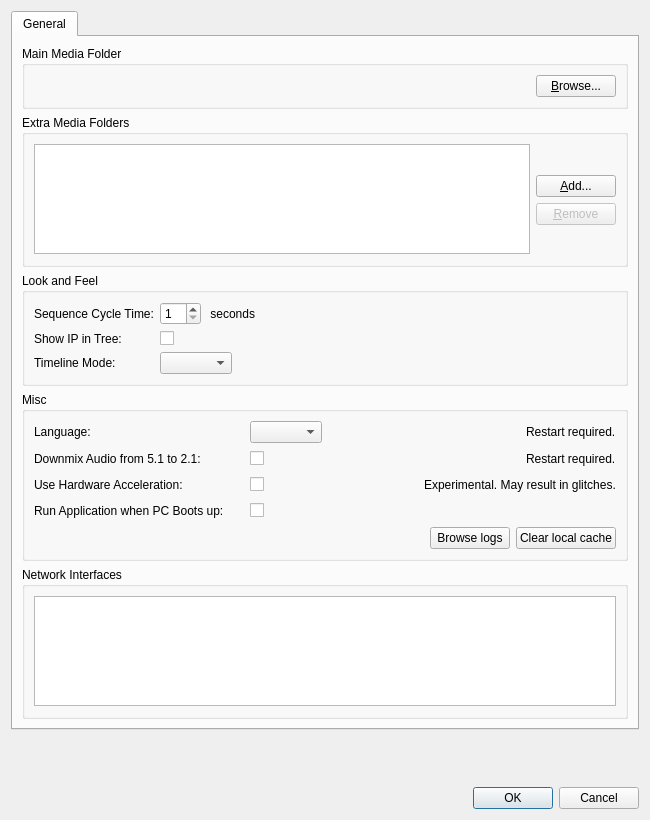
First picture: the form in client/src/ui/dialogs/preferences_dialog.ui, repository networkoptix/nx_open, before the edit.
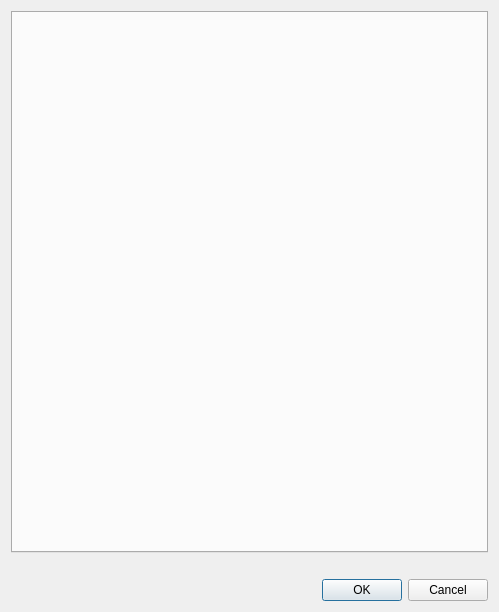
Second picture: the form after the edit.

Commit message:
Preferences dialog refactor
<==== Mercurial data ====>
Branch: master

The edit to the form file:
```diff
--- a/client/src/ui/dialogs/preferences_dialog.ui
+++ b/client/src/ui/dialogs/preferences_dialog.ui
@@ -6,8 +6,8 @@
    <rect>
     <x>0</x>
     <y>0</y>
-    <width>650</width>
-    <height>820</height>
+    <width>499</width>
+    <height>612</height>
    </rect>
   </property>
   <property name="sizePolicy">
@@ -22,7 +22,7 @@
   <property name="sizeGripEnabled">
    <bool>false</bool>
   </property>
-  <layout class="QVBoxLayout" name="verticalLayout">
+  <layout class="QVBoxLayout" name="verticalLayout" stretch="1,0,0">
    <item>
     <widget class="QTabWidget" name="tabWidget">
      <property name="sizePolicy">
@@ -34,462 +34,6 @@
      <property name="currentIndex">
       <number>0</number>
      </property>
-     <widget class="QWidget" name="generalTab">
-      <attribute name="title">
-       <string>General</string>
-      </attribute>
-      <layout class="QVBoxLayout" name="verticalLayout_2">
-       <item>
-        <widget class="QGroupBox" name="mainMediaFolderGroupBox">
-         <property name="sizePolicy">
-          <sizepolicy hsizetype="Preferred" vsizetype="Fixed">
-           <horstretch>0</horstretch>
-           <verstretch>0</verstretch>
-          </sizepolicy>
-         </property>
-         <property name="title">
-          <string>Main Media Folder</string>
-         </property>
-         <layout class="QHBoxLayout" name="horizontalLayout_5">
-          <item>
-           <widget class="QLabel" name="mainMediaFolderLabel">
-            <property name="text">
-             <string/>
-            </property>
-           </widget>
-          </item>
-          <item>
-           <widget class="QPushButton" name="browseMainMediaFolderButton">
-            <property name="sizePolicy">
-             <sizepolicy hsizetype="Fixed" vsizetype="Fixed">
-              <horstretch>0</horstretch>
-              <verstretch>0</verstretch>
-             </sizepolicy>
-            </property>
-            <property name="text">
-             <string>&amp;Browse...</string>
-            </property>
-           </widget>
-          </item>
-         </layout>
-        </widget>
-       </item>
-       <item>
-        <widget class="QGroupBox" name="extraMediaFoldersGroupBox">
-         <property name="title">
-          <string>Extra Media Folders</string>
-         </property>
-         <layout class="QVBoxLayout" name="verticalLayout_5">
-          <item>
-           <layout class="QHBoxLayout" name="horizontalLayout_2">
-            <item>
-             <widget class="QListWidget" name="extraMediaFoldersList">
-              <property name="maximumSize">
-               <size>
-                <width>16777215</width>
-                <height>110</height>
-               </size>
-              </property>
-             </widget>
-            </item>
-            <item>
-             <layout class="QVBoxLayout" name="verticalLayout_3">
-              <item>
-               <spacer name="verticalSpacer_3">
-                <property name="orientation">
-                 <enum>Qt::Vertical</enum>
-                </property>
-                <property name="sizeHint" stdset="0">
-                 <size>
-                  <width>10</width>
-                  <height>10</height>
-                 </size>
-                </property>
-               </spacer>
-              </item>
-              <item>
-               <widget class="QPushButton" name="addExtraMediaFolderButton">
-                <property name="text">
-                 <string>&amp;Add...</string>
-                </property>
-               </widget>
-              </item>
-              <item>
-               <widget class="QPushButton" name="removeExtraMediaFolderButton">
-                <property name="enabled">
-                 <bool>false</bool>
-                </property>
-                <property name="text">
-                 <string>&amp;Remove</string>
-                </property>
-               </widget>
-              </item>
-              <item>
-               <spacer name="verticalSpacer_4">
-                <property name="orientation">
-                 <enum>Qt::Vertical</enum>
-                </property>
-                <property name="sizeHint" stdset="0">
-                 <size>
-                  <width>10</width>
-                  <height>10</height>
-                 </size>
-                </property>
-               </spacer>
-              </item>
-             </layout>
-            </item>
-           </layout>
-          </item>
-         </layout>
-        </widget>
-       </item>
-       <item>
-        <widget class="QGroupBox" name="lookAndFeelGroupBox">
-         <property name="title">
-          <string>Look and Feel</string>
-         </property>
-         <layout class="QFormLayout" name="formLayout">
-          <property name="fieldGrowthPolicy">
-           <enum>QFormLayout::AllNonFixedFieldsGrow</enum>
-          </property>
-          <property name="verticalSpacing">
-           <number>6</number>
-          </property>
-          <item row="0" column="1">
-           <layout class="QHBoxLayout" name="horizontalLayout_4" stretch="0,1">
-            <item>
-             <widget class="QSpinBox" name="tourCycleTimeSpinBox">
-              <property name="minimum">
-               <number>1</number>
-              </property>
-             </widget>
-            </item>
-            <item>
-             <widget class="QLabel" name="label_2">
-              <property name="text">
-               <string> seconds</string>
-              </property>
-             </widget>
-            </item>
-           </layout>
-          </item>
-          <item row="0" column="0">
-           <widget class="QLabel" name="tourCycleTimeLabel">
-            <property name="text">
-             <string>Sequence Cycle Time:</string>
-            </property>
-            <property name="buddy">
-             <cstring>tourCycleTimeSpinBox</cstring>
-            </property>
-           </widget>
-          </item>
-          <item row="1" column="0">
-           <widget class="QLabel" name="showIpInTreeLabel">
-            <property name="text">
-             <string>Show IP in Tree:</string>
-            </property>
-            <property name="buddy">
-             <cstring>showIpInTreeCheckBox</cstring>
-            </property>
-           </widget>
-          </item>
-          <item row="1" column="1">
-           <widget class="QCheckBox" name="showIpInTreeCheckBox">
-            <property name="text">
-             <string/>
-            </property>
-           </widget>
-          </item>
-          <item row="2" column="0">
-           <widget class="QLabel" name="label">
-            <property name="text">
-             <string>Timeline Mode:</string>
-            </property>
-           </widget>
-          </item>
-          <item row="2" column="1">
-           <layout class="QHBoxLayout" name="horizontalLayout_6">
-            <item>
-             <widget class="QComboBox" name="timeModeComboBox"/>
-            </item>
-            <item>
-             <spacer name="horizontalSpacer">
-              <property name="orientation">
-               <enum>Qt::Horizontal</enum>
-              </property>
-              <property name="sizeHint" stdset="0">
-               <size>
-                <width>40</width>
-                <height>20</height>
-               </size>
-              </property>
-             </spacer>
-            </item>
-           </layout>
-          </item>
-         </layout>
-        </widget>
-       </item>
-       <item>
-        <widget class="QGroupBox" name="miscGroupBox">
-         <property name="title">
-          <string>Misc</string>
-         </property>
-         <layout class="QVBoxLayout" name="verticalLayout_4">
-          <item>
-           <layout class="QHBoxLayout" name="horizontalLayout_7">
-            <item>
-             <widget class="QLabel" name="languageLabel">
-              <property name="sizePolicy">
-               <sizepolicy hsizetype="Preferred" vsizetype="Preferred">
-                <horstretch>0</horstretch>
-                <verstretch>0</verstretch>
-               </sizepolicy>
-              </property>
-              <property name="minimumSize">
-               <size>
-                <width>210</width>
-                <height>0</height>
-               </size>
-              </property>
-              <property name="text">
-               <string>Language:</string>
-              </property>
-              <property name="buddy">
-               <cstring>languageComboBox</cstring>
-              </property>
-             </widget>
-            </item>
-            <item>
-             <widget class="QComboBox" name="languageComboBox"/>
-            </item>
-            <item>
-             <spacer name="horizontalSpacer_3">
-              <property name="orientation">
-               <enum>Qt::Horizontal</enum>
-              </property>
-              <property name="sizeHint" stdset="0">
-               <size>
-                <width>40</width>
-                <height>20</height>
-               </size>
-              </property>
-             </spacer>
-            </item>
-            <item>
-             <widget class="QLabel" name="languageWarningLabel">
-              <property name="text">
-               <string>Restart required.</string>
-              </property>
-             </widget>
-            </item>
-           </layout>
-          </item>
-          <item>
-           <layout class="QHBoxLayout" name="horizontalLayout_8">
-            <item>
-             <widget class="QLabel" name="label_4">
-              <property name="sizePolicy">
-               <sizepolicy hsizetype="Fixed" vsizetype="Preferred">
-                <horstretch>0</horstretch>
-                <verstretch>0</verstretch>
-               </sizepolicy>
-              </property>
-              <property name="minimumSize">
-               <size>
-                <width>210</width>
-                <height>0</height>
-               </size>
-              </property>
-              <property name="text">
-               <string>Downmix Audio from 5.1 to 2.1:</string>
-              </property>
-             </widget>
-            </item>
-            <item>
-             <widget class="QCheckBox" name="downmixAudioCheckBox">
-              <property name="text">
-               <string/>
-              </property>
-             </widget>
-            </item>
-            <item>
-             <spacer name="horizontalSpacer_4">
-              <property name="orientation">
-               <enum>Qt::Horizontal</enum>
-              </property>
-              <property name="sizeHint" stdset="0">
-               <size>
-                <width>40</width>
-                <height>20</height>
-               </size>
-              </property>
-             </spacer>
-            </item>
-            <item>
-             <widget class="QLabel" name="downmixWarningLabel">
-              <property name="text">
-               <string>Restart required.</string>
-              </property>
-             </widget>
-            </item>
-           </layout>
-          </item>
-          <item>
-           <layout class="QHBoxLayout" name="hardwareDecodingControlsLayout">
-            <item>
-             <widget class="QLabel" name="hardwareDecodingLabel">
-              <property name="minimumSize">
-               <size>
-                <width>210</width>
-                <height>0</height>
-               </size>
-              </property>
-              <property name="text">
-               <string>Use Hardware Acceleration:</string>
-              </property>
-             </widget>
-            </item>
-            <item>
-             <widget class="QCheckBox" name="hardwareDecodingCheckBox">
-              <property name="text">
-               <string/>
-              </property>
-             </widget>
-            </item>
-            <item>
-             <spacer name="horizontalSpacer_5">
-              <property name="orientation">
-               <enum>Qt::Horizontal</enum>
-              </property>
-              <property name="sizeHint" stdset="0">
-               <size>
-                <width>40</width>
-                <height>20</height>
-               </size>
-              </property>
-             </spacer>
-            </item>
-            <item>
-             <widget class="QLabel" name="hwAccelerationWarningLabel">
-              <property name="text">
-               <string>Experimental. May result in glitches.</string>
-              </property>
-             </widget>
-            </item>
-           </layout>
-          </item>
-          <item>
-           <layout class="QHBoxLayout" name="horizontalLayout_10">
-            <item>
-             <widget class="QLabel" name="autoStartLabel">
-              <property name="sizePolicy">
-               <sizepolicy hsizetype="Fixed" vsizetype="Preferred">
-                <horstretch>0</horstretch>
-                <verstretch>0</verstretch>
-               </sizepolicy>
-              </property>
-              <property name="minimumSize">
-               <size>
-                <width>210</width>
-                <height>0</height>
-               </size>
-              </property>
-              <property name="text">
-               <string>Run Application when PC Boots up:</string>
-              </property>
-             </widget>
-            </item>
-            <item>
-             <widget class="QCheckBox" name="autoStartCheckBox">
-              <property name="text">
-               <string/>
-              </property>
-             </widget>
-            </item>
-            <item>
-             <spacer name="horizontalSpacer_6">
-              <property name="orientation">
-               <enum>Qt::Horizontal</enum>
-              </property>
-              <property name="sizeHint" stdset="0">
-               <size>
-                <width>40</width>
-                <height>20</height>
-               </size>
-              </property>
-             </spacer>
-            </item>
-           </layout>
-          </item>
-          <item>
-           <layout class="QHBoxLayout" name="horizontalLayout">
-            <item>
-             <spacer name="horizontalSpacer_2">
-              <property name="orientation">
-               <enum>Qt::Horizontal</enum>
-              </property>
-              <property name="sizeHint" stdset="0">
-               <size>
-                <width>40</width>
-                <height>20</height>
-               </size>
-              </property>
-             </spacer>
-            </item>
-            <item>
-             <widget class="QPushButton" name="browseLogsButton">
-              <property name="text">
-               <string>Browse logs</string>
-              </property>
-             </widget>
-            </item>
-            <item>
-             <widget class="QPushButton" name="clearCacheButton">
-              <property name="sizePolicy">
-               <sizepolicy hsizetype="Fixed" vsizetype="Fixed">
-                <horstretch>0</horstretch>
-                <verstretch>0</verstretch>
-               </sizepolicy>
-              </property>
-              <property name="text">
-               <string>Clear local cache</string>
-              </property>
-             </widget>
-            </item>
-           </layout>
-          </item>
-         </layout>
-        </widget>
-       </item>
-       <item>
-        <widget class="QGroupBox" name="networkInterfacesGroupBox">
-         <property name="title">
-          <string>Network Interfaces</string>
-         </property>
-         <layout class="QVBoxLayout" name="verticalLayout_13">
-          <item>
-           <widget class="QListWidget" name="networkInterfacesList">
-            <property name="minimumSize">
-             <size>
-              <width>0</width>
-              <height>0</height>
-             </size>
-            </property>
-            <property name="maximumSize">
-             <size>
-              <width>16777215</width>
-              <height>110</height>
-             </size>
-            </property>
-           </widget>
-          </item>
-         </layout>
-        </widget>
-       </item>
-      </layout>
-     </widget>
     </widget>
    </item>
    <item>
```
Left out of the diff: 2 changed lines with no effect on the pictures. The commit also changes 20 other files.
